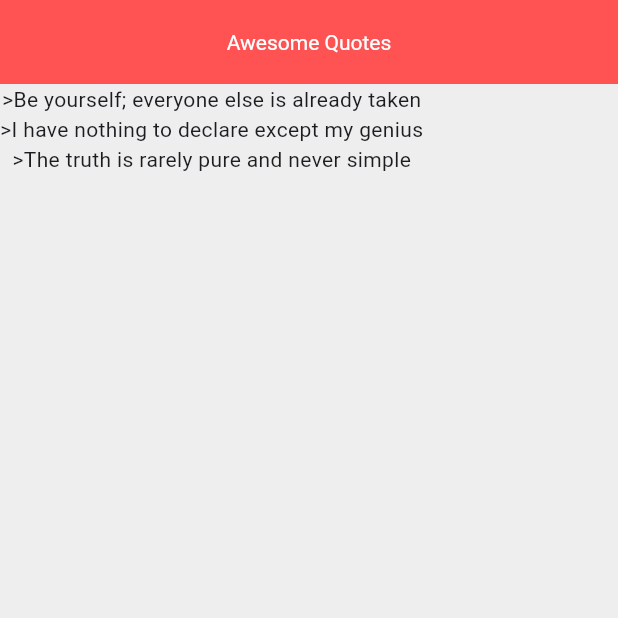
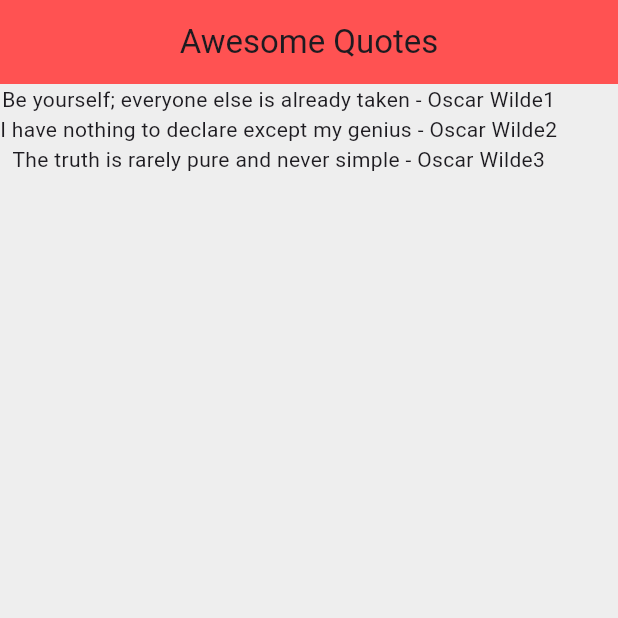
Before and after one commit to better-adapted/flutter_app_demo, a Flutter app: the screen it shows after launch, on a phone screen of 412 x 824 dp, the top half of it. Run offline on Flutter 3.47's test engine with Material 3 defaults, Android fonts, the phone set to English and light mode, and no system bars.

Commit message:
16 - better list of data with author

```diff
--- a/lib/main.dart
+++ b/lib/main.dart
@@ -1,7 +1,8 @@
 import 'package:flutter/material.dart';
+import 'quote.dart';
 
 void main() => runApp(MaterialApp(
-    home: QuoteList()
+  home: QuoteList()
 ));
 
 class QuoteList extends StatefulWidget {
@@ -11,10 +12,16 @@ class QuoteList extends StatefulWidget {
 
 class _QuoteListState extends State<QuoteList> {
 
-  List<String> quotes = [
-    'Be yourself; everyone else is already taken',
-    'I have nothing to declare except my genius',
-    'The truth is rarely pure and never simple'
+  //  List<String> quotes = [
+  //    'Be yourself; everyone else is already taken',
+  //    'I have nothing to declare except my genius',
+  //    'The truth is rarely pure and never simple'
+  //  ];
+
+  List<Quote> quotes = [
+    Quote(author: 'Oscar Wilde1', text: 'Be yourself; everyone else is already taken'),
+    Quote(author: 'Oscar Wilde2', text: 'I have nothing to declare except my genius'),
+    Quote(author: 'Oscar Wilde3', text: 'The truth is rarely pure and never simple')
   ];
 
   @override
@@ -25,12 +32,9 @@ class _QuoteListState extends State<QuoteList> {
         title: Text('Awesome Quotes'),
         centerTitle: true,
         backgroundColor: Colors.redAccent,
-        titleTextStyle: TextStyle(color: Colors.white),
       ),
       body: Column(
-        children: quotes.map((quote) {
-          return Text('>$quote');
-        }).toList(),
+        children: quotes.map((quote) => Text('${quote.text} - ${quote.author}')).toList(),
       ),
     );
   }
--- /dev/null
+++ b/lib/quote.dart
@@ -0,0 +1,25 @@
+class Quote {
+
+  String text;
+  String author;
+
+  //  normal constructor, as we've already seen
+
+  //  Quote(String author, String text){
+  //    this.text = text;
+  //    this.author = author;
+  //  }
+
+  //  constructor with named parameters
+
+  //  Quote({ String author, String text }){
+  //    this.text = text;
+  //    this.author = author;
+  //  }
+
+  // constructor with named parameters
+  // & automatically assigns named arguments to class properties
+
+  Quote({ this.text="", this.author="" });
+
+}
```
